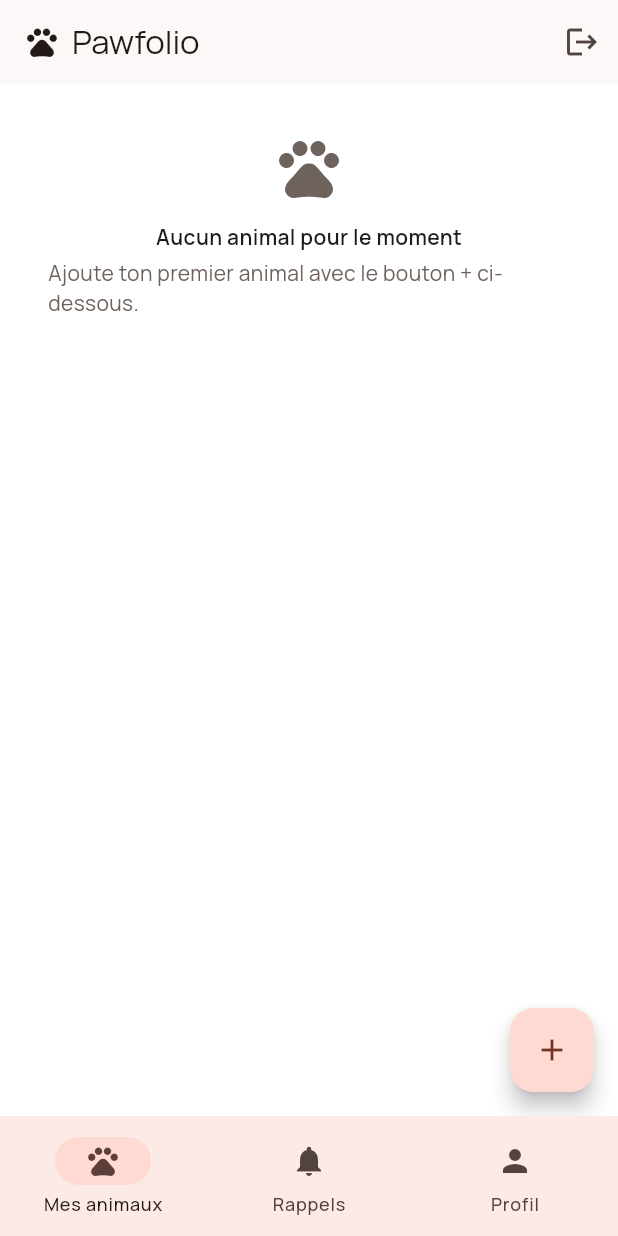
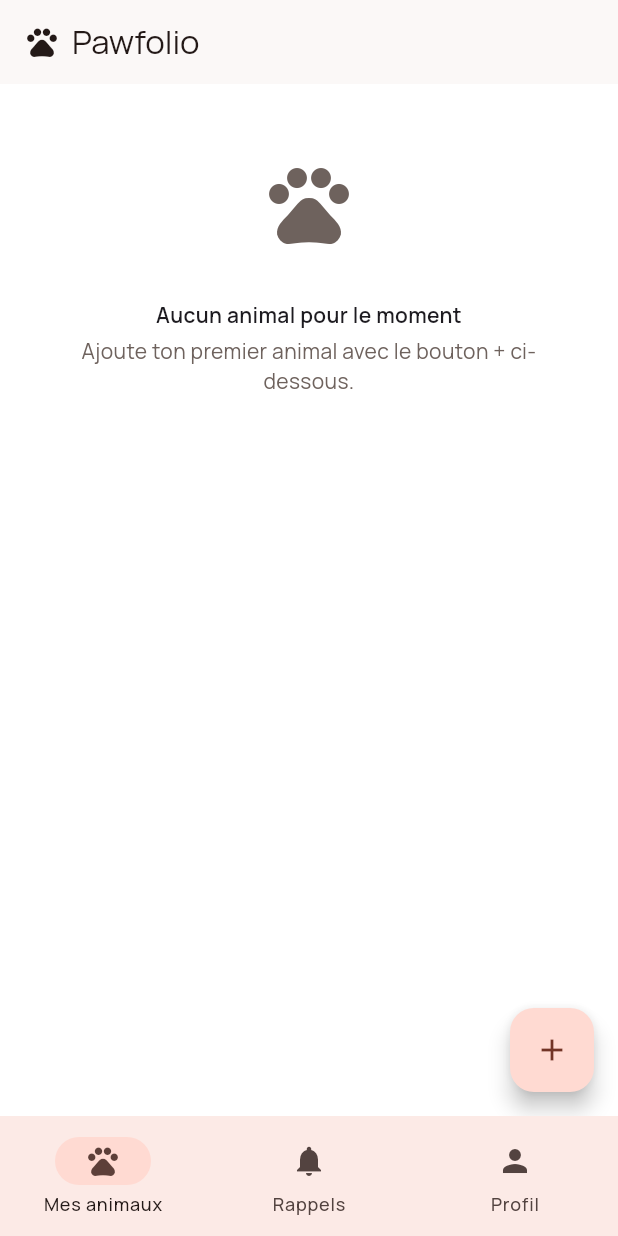
Before and after one commit to St4r4x/pawfolio, a Flutter app: the screen it shows once a user with an empty profile is signed in, on a phone screen of 412 x 824 dp. Run offline on Flutter 3.47's test engine with Material 3 defaults, Android fonts, the phone set to English and light mode, and no system bars; our stand-ins replace flutter_local_notifications, flutter_riverpod, go_router, google_fonts, shared_preferences, supabase_flutter and 1 more; accounts and stored records are empty.

Commit message:
feat: redesign Home pet cards and pet-detail header
Wrap Home's pet rows in Cards with a PetAvatar and an urgency-colored
reminder Chip, add a "Voir tout" link to /reminders, and swap the plain
empty state for the illustrated EmptyState widget. Drop the AppBar
logout button now that it lives on ProfileScreen, and replace the
private _urgencyColor helper with the shared one from reminders.dart.

Add a PetAvatar next to the pet name in PetDetailScreen's app bar and
restyle its TabBar indicator.

```diff
--- a/lib/screens/home/home_screen.dart
+++ b/lib/screens/home/home_screen.dart
@@ -1,7 +1,6 @@
 import 'package:flutter/material.dart';
 import 'package:flutter_riverpod/flutter_riverpod.dart';
 import 'package:go_router/go_router.dart';
-import 'package:supabase_flutter/supabase_flutter.dart';
 
 import '../../date_only.dart';
 import '../../models/pet.dart';
@@ -10,6 +9,8 @@ import '../../providers/pets_provider.dart';
 import '../../providers/reminders_provider.dart';
 import '../../reminders.dart';
 import '../../theme.dart';
+import '../../widgets/empty_state.dart';
+import '../../widgets/pet_avatar.dart';
 
 class HomeScreen extends ConsumerWidget {
   const HomeScreen({super.key});
@@ -22,23 +23,19 @@ class HomeScreen extends ConsumerWidget {
     final upcomingAsync = ref.watch(upcomingRemindersProvider);
     final petsAsync = ref.watch(petsProvider);
 
+    final earliestReminderByPet = <String, DueItem>{};
+    upcomingAsync.whenData((items) {
+      for (final item in items) {
+        earliestReminderByPet.putIfAbsent(item.petId, () => item);
+      }
+    });
+
     return Scaffold(
       appBar: AppBar(
         title: Row(
           mainAxisSize: MainAxisSize.min,
-          children: const [
-            Icon(Icons.pets),
-            SizedBox(width: 8),
-            Text('Pawfolio'),
-          ],
+          children: const [Icon(Icons.pets), SizedBox(width: 8), Text('Pawfolio')],
         ),
-        actions: [
-          IconButton(
-            onPressed: () => Supabase.instance.client.auth.signOut(),
-            icon: const Icon(Icons.logout),
-            tooltip: 'Se déconnecter',
-          ),
-        ],
       ),
       body: RefreshIndicator(
         onRefresh: () async {
@@ -57,9 +54,18 @@ class HomeScreen extends ConsumerWidget {
                       child: Column(
                         crossAxisAlignment: CrossAxisAlignment.start,
                         children: [
-                          const Padding(
-                            padding: EdgeInsets.symmetric(horizontal: 8),
-                            child: Text('À venir', style: TextStyle(fontWeight: FontWeight.bold)),
+                          Padding(
+                            padding: const EdgeInsets.symmetric(horizontal: 8),
+                            child: Row(
+                              mainAxisAlignment: MainAxisAlignment.spaceBetween,
+                              children: [
+                                const Text('À venir', style: TextStyle(fontWeight: FontWeight.bold)),
+                                TextButton(
+                                  onPressed: () => context.push('/reminders'),
+                                  child: const Text('Voir tout'),
+                                ),
+                              ],
+                            ),
                           ),
                           for (final item in items.take(3))
                             ListTile(
@@ -67,7 +73,7 @@ class HomeScreen extends ConsumerWidget {
                               leading: Icon(
                                 Icons.circle,
                                 size: 12,
-                                color: _urgencyColor(reminderUrgency(item.dueDate)),
+                                color: urgencyColor(reminderUrgency(item.dueDate)),
                               ),
                               title: Text('${item.petName} · ${item.label}'),
                               subtitle: Text(dateOnly(item.dueDate)),
@@ -89,35 +95,43 @@ class HomeScreen extends ConsumerWidget {
                 ),
               ),
               data: (pets) => pets.isEmpty
-                  ? Padding(
-                      padding: const EdgeInsets.all(32),
-                      child: Column(
-                        children: [
-                          const Icon(Icons.pets, size: 48, color: AppColors.muted),
-                          const SizedBox(height: 12),
-                          const Text(
-                            'Aucun animal pour le moment',
-                            style: TextStyle(fontWeight: FontWeight.w600),
-                          ),
-                          const SizedBox(height: 4),
-                          const Text(
-                            'Ajoute ton premier animal avec le bouton + ci-dessous.',
-                            style: TextStyle(color: AppColors.muted),
-                          ),
-                        ],
-                      ),
+                  ? const EmptyState(
+                      illustration: Icon(Icons.pets, size: 64, color: AppColors.muted),
+                      title: 'Aucun animal pour le moment',
+                      subtitle: 'Ajoute ton premier animal avec le bouton + ci-dessous.',
                     )
                   : Column(
                       children: [
                         for (final pet in pets)
-                          ListTile(
-                            title: Text(pet.name),
-                            subtitle: Text(pet.species),
-                            trailing: IconButton(
-                              icon: const Icon(Icons.edit),
-                              onPressed: () => _showAddPetSheet(context, ref, existing: pet),
+                          Card(
+                            margin: const EdgeInsets.symmetric(horizontal: 8, vertical: 4),
+                            child: ListTile(
+                              leading: PetAvatar(species: pet.species),
+                              title: Text(pet.name),
+                              subtitle: Text(pet.species),
+                              trailing: Row(
+                                mainAxisSize: MainAxisSize.min,
+                                children: [
+                                  if (earliestReminderByPet[pet.id] != null)
+                                    Padding(
+                                      padding: const EdgeInsets.only(right: 4),
+                                      child: Chip(
+                                        label: Text(earliestReminderByPet[pet.id]!.label),
+                                        backgroundColor: urgencyColor(
+                                          reminderUrgency(earliestReminderByPet[pet.id]!.dueDate),
+                                        ),
+                                        labelStyle: const TextStyle(color: Colors.white, fontSize: 11),
+                                        visualDensity: VisualDensity.compact,
+                                      ),
+                                    ),
+                                  IconButton(
+                                    icon: const Icon(Icons.edit),
+                                    onPressed: () => _showAddPetSheet(context, ref, existing: pet),
+                                  ),
+                                ],
+                              ),
+                              onTap: () => context.push('/pets/${pet.id}'),
                             ),
-                            onTap: () => context.push('/pets/${pet.id}'),
                           ),
                       ],
                     ),
@@ -197,14 +211,3 @@ class HomeScreen extends ConsumerWidget {
     );
   }
 }
-
-Color _urgencyColor(ReminderUrgency urgency) {
-  switch (urgency) {
-    case ReminderUrgency.today:
-      return AppColors.error;
-    case ReminderUrgency.soon:
-      return AppColors.warningDueSoon;
-    case ReminderUrgency.later:
-      return AppColors.muted;
-  }
-}
```
Also changed, not shown: lib/screens/pet_detail/pet_detail_screen.dart (+16 -3 lines), 2 other files.
